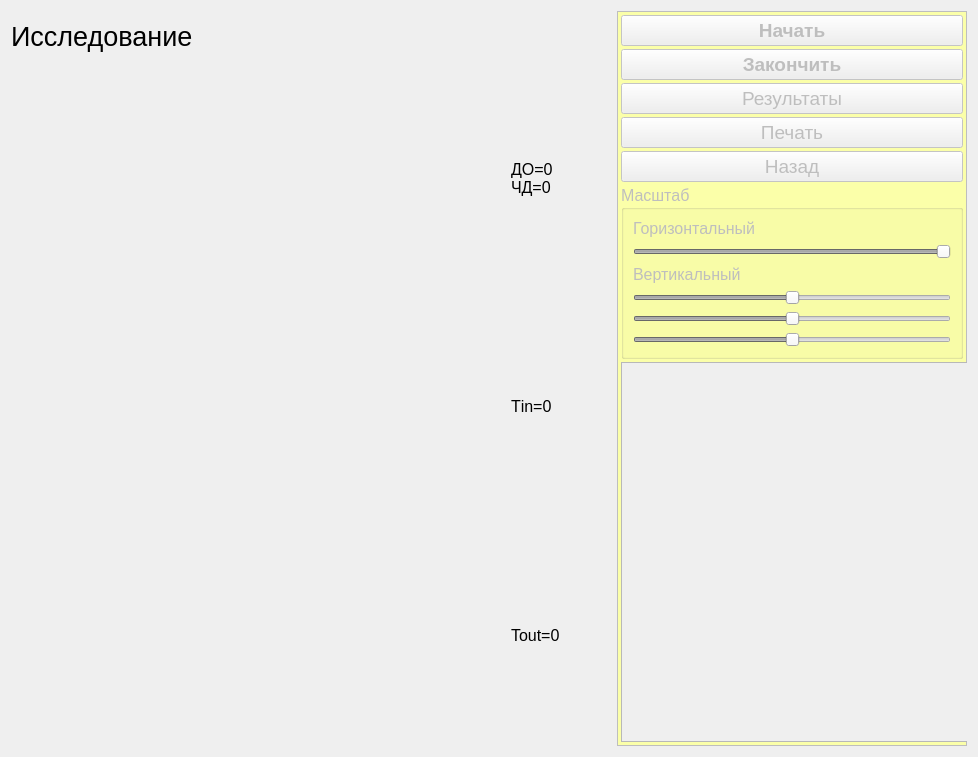
Old version of the form forms/researchwidget.ui in the repository Zaher220/tsgui.
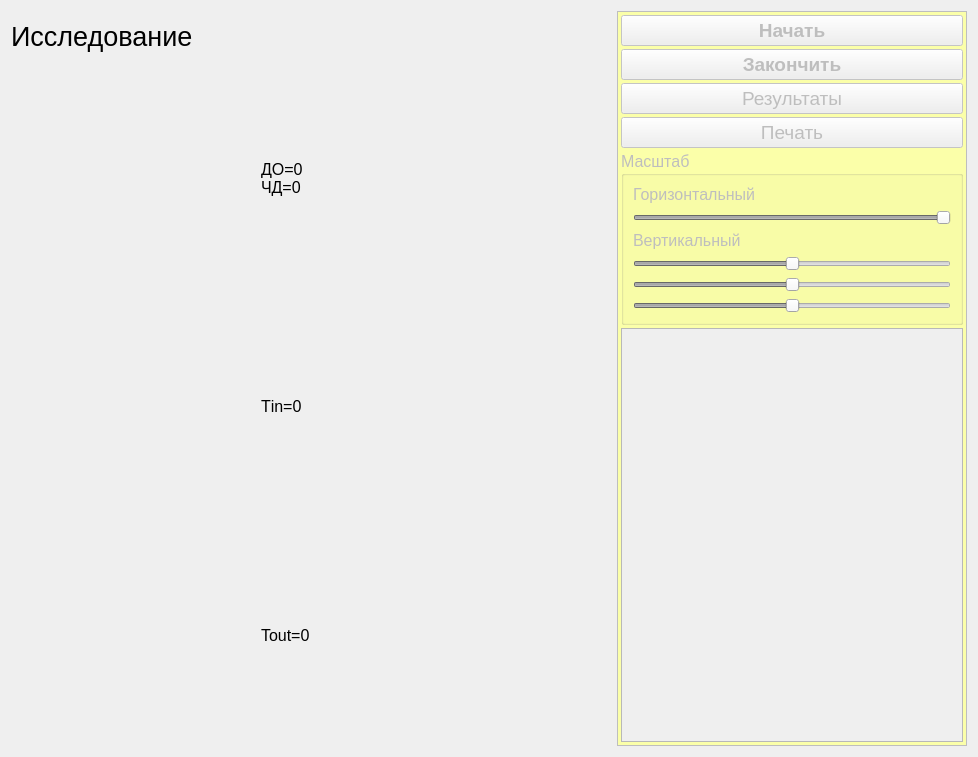
New version of the form.

```diff
--- a/forms/researchwidget.ui
+++ b/forms/researchwidget.ui
@@ -42,11 +42,6 @@
      </item>
      <item>
       <layout class="QGridLayout" name="gridLayout_4">
-       <item row="0" column="0">
-        <widget class="QWidget" name="PlotterAllwidget" native="true">
-         <layout class="QVBoxLayout" name="verticalLayout_9"/>
-        </widget>
-       </item>
        <item row="0" column="1">
         <layout class="QVBoxLayout" name="verticalLayout_10">
          <item>
@@ -127,6 +122,12 @@
        <height>0</height>
       </size>
      </property>
+     <property name="maximumSize">
+      <size>
+       <width>300</width>
+       <height>16777215</height>
+      </size>
+     </property>
      <property name="font">
       <font>
        <pointsize>8</pointsize>
@@ -224,21 +225,6 @@
         </property>
        </widget>
       </item>
-      <item>
-       <widget class="QPushButton" name="backExamButton">
-        <property name="enabled">
-         <bool>false</bool>
-        </property>
-        <property name="font">
-         <font>
-          <pointsize>14</pointsize>
-         </font>
-        </property>
-        <property name="text">
-         <string>Назад</string>
-        </property>
-       </widget>
-      </item>
       <item>
        <widget class="QGroupBox" name="scaleBox">
         <property name="font">
@@ -363,7 +349,7 @@
        <widget class="QTableWidget" name="resultsTable">
         <property name="minimumSize">
          <size>
-          <width>350</width>
+          <width>0</width>
           <height>350</height>
          </size>
         </property>
```
Left out of the diff: 3 changed lines with no effect on the pictures.
